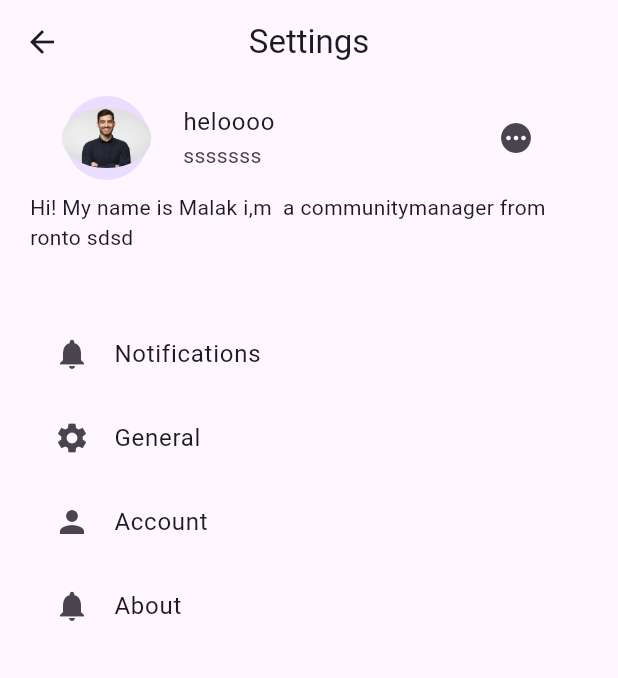
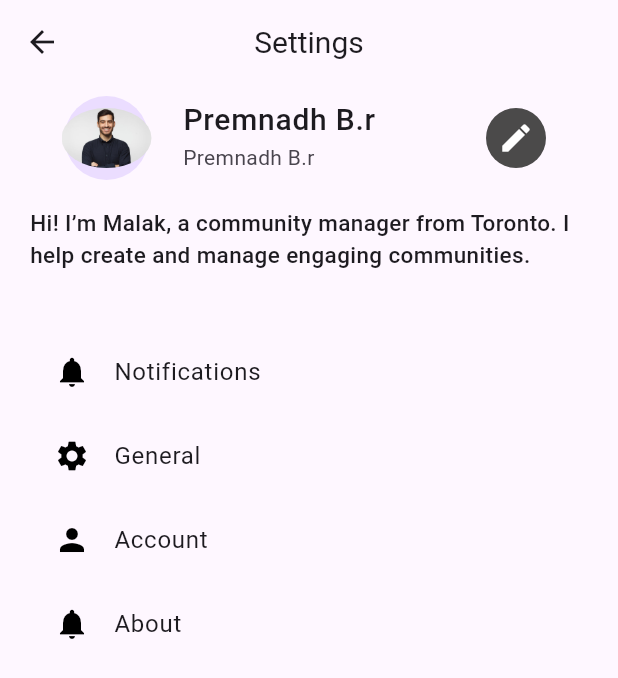
Before and after one commit to premnadhbr/Task, a Flutter app: the Settings screen opened directly, on a phone screen of 412 x 824 dp. Shown: the top 678 px of the screen. Run offline on Flutter 3.47's test engine with Material 3 defaults, Android fonts, the phone set to English and light mode, and no system bars; our stand-ins replace bloc, firebase_auth, firebase_core, flutter_bloc; accounts and stored records are empty.

Commit message:
working with settings

```diff
--- a/lib/view/home/home.dart
+++ b/lib/view/home/home.dart
@@ -1,6 +1,7 @@
 import 'package:flutter/material.dart';
 import 'package:flutter_bloc/flutter_bloc.dart';
 import 'package:todo_task/controller/home/bloc/home_bloc.dart';
+import 'package:todo_task/view/settings/settings.dart';
 
 import '../../model/notes/notes.dart';
 import '../editScreen/editScreen.dart';
@@ -128,12 +129,21 @@ class _HomeState extends State<Home> {
                 centerTitle: true,
                 leading: Padding(
                   padding: const EdgeInsets.symmetric(horizontal: 5),
+                  child: GestureDetector(
+                    onTap: () {
+                      Navigator.push(context, MaterialPageRoute(
+                        builder: (context) {
+                          return const Settings();
+                        },
+                      ));
+                    },
                     child: CircleAvatar(
                       radius: 30.0,
                       child: ClipOval(
                         child: Image.asset(
                           "assets/images/person.jpg",
                           fit: BoxFit.cover,
+                        ),
                       ),
                     ),
                   ),
--- a/lib/view/settings/settings.dart
+++ b/lib/view/settings/settings.dart
@@ -8,7 +8,10 @@ class Settings extends StatelessWidget {
     return Scaffold(
       appBar: AppBar(
         centerTitle: true,
-        title: const Text("Settings"),
+        title: const Text(
+          "Settings",
+          style: TextStyle(fontSize: 20),
+        ),
       ),
       body: Padding(
         padding: const EdgeInsets.symmetric(horizontal: 20),
@@ -27,30 +30,64 @@ class Settings extends StatelessWidget {
                   ),
                 ),
               ),
-              title: const Text("heloooo"),
-              subtitle: const Text("sssssss"),
-              trailing:
-                  IconButton(onPressed: () {}, icon: const Icon(Icons.pending)),
+              title: const Text(
+                "Premnadh B.r",
+                style: TextStyle(fontSize: 20, fontWeight: FontWeight.w500),
+              ),
+              subtitle: const Text(
+                "Premnadh B.r",
+              ),
+              trailing: Container(
+                  height: 40,
+                  decoration: const BoxDecoration(
+                    shape: BoxShape.circle,
+                    color: Color.fromARGB(255, 75, 74, 74),
+                  ),
+                  child: IconButton(
+                      onPressed: () {},
+                      icon: const Icon(
+                        Icons.edit,
+                        color: Colors.white,
+                      ))),
+            ),
+            const SizedBox(
+              height: 10,
             ),
             const Text(
-                "Hi! My name is Malak i,m  a communitymanager from ronto sdsd"),
+              "Hi! I’m Malak, a community manager from Toronto. I help create and manage engaging communities.",
+              style: TextStyle(fontSize: 15, fontWeight: FontWeight.w500),
+            ),
             const SizedBox(
               height: 40,
             ),
             const ListTile(
-              leading: Icon(Icons.notifications),
-              title: Text("Notifications"),
+              leading: Icon(
+                Icons.notifications,
+                color: Colors.black,
+              ),
+              title: Text(
+                "Notifications",
+              ),
             ),
             const ListTile(
-              leading: Icon(Icons.settings),
+              leading: Icon(
+                Icons.settings,
+                color: Colors.black,
+              ),
               title: Text("General"),
             ),
             const ListTile(
-              leading: Icon(Icons.person),
+              leading: Icon(
+                Icons.person,
+                color: Colors.black,
+              ),
               title: Text("Account"),
             ),
             const ListTile(
-              leading: Icon(Icons.notifications),
+              leading: Icon(
+                Icons.notifications,
+                color: Colors.black,
+              ),
               title: Text("About"),
             ),
           ],
```
Lines whose indentation alone changed are shown as unchanged.
